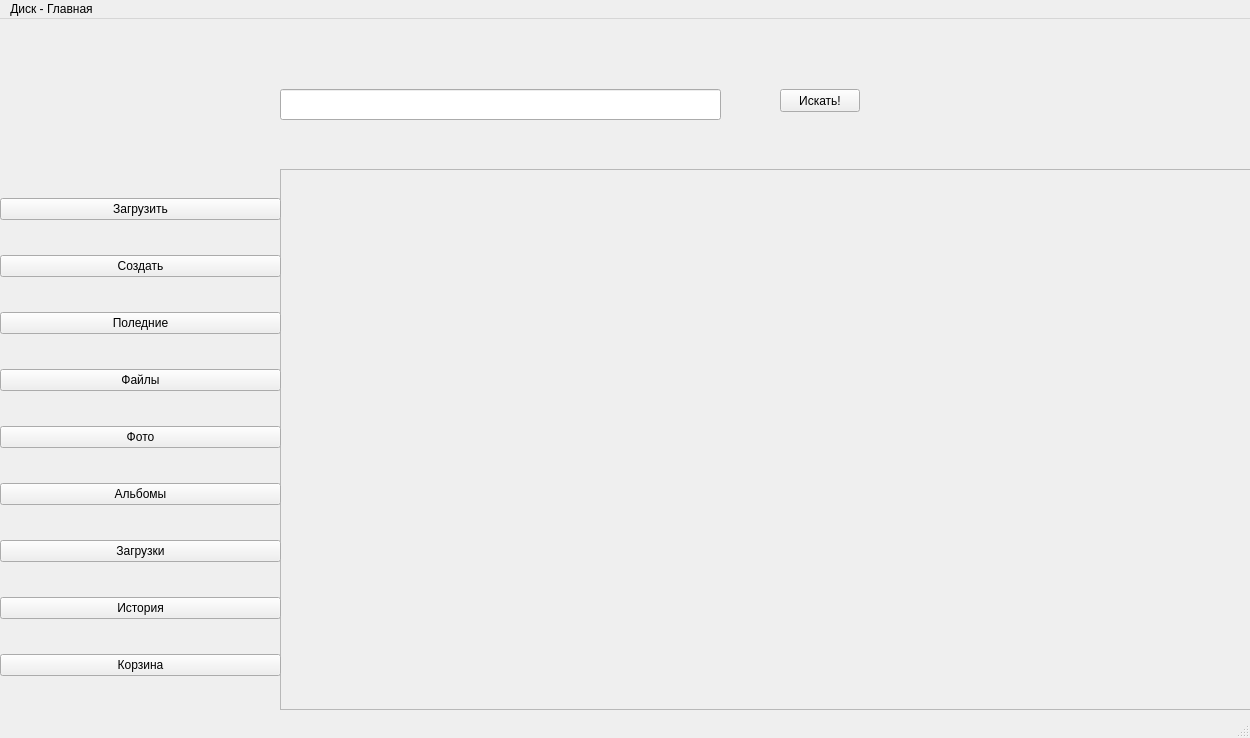
Old version of the form yadisk-client/mainwindow.ui in the repository dolphinBinary/yadisk_client.
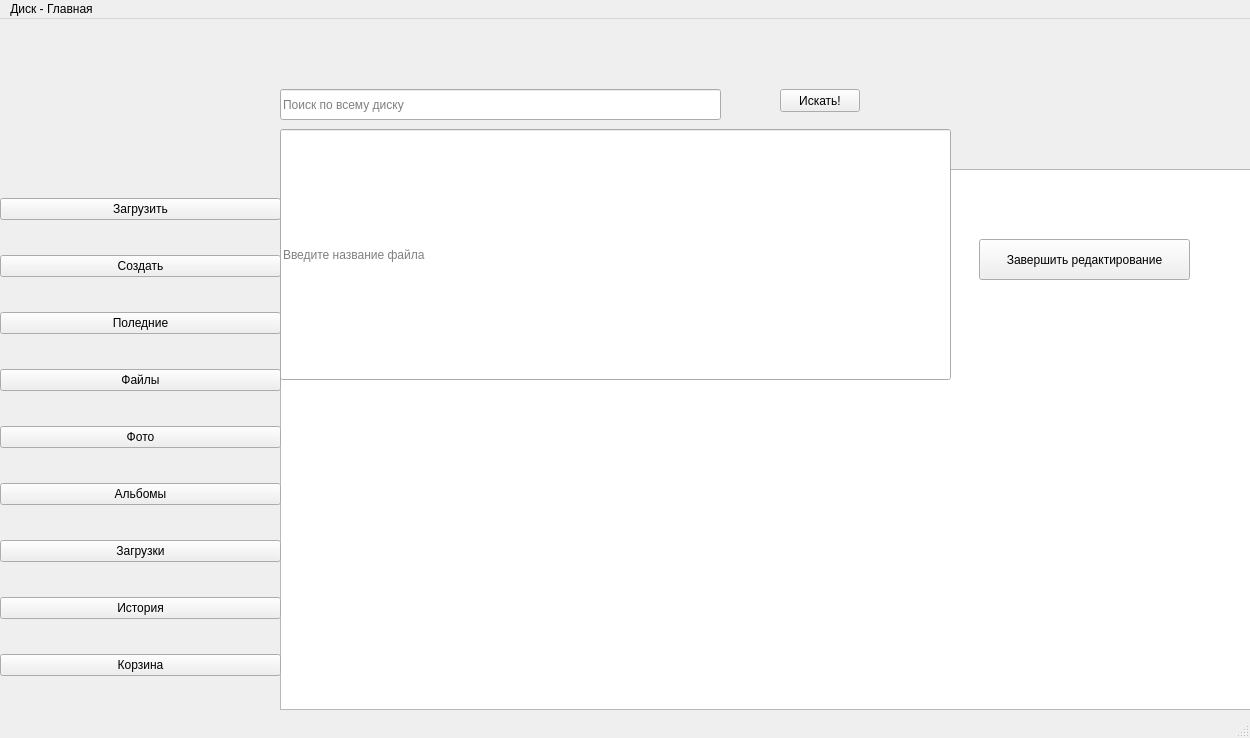
New version of the form.

Commit message:
feat YAC-1 * Добавил клик на кнопку создать, теперь создаётся новый элемент в списке
* Добавил клик на кнопку последних, там временно отображается элемент "test metadata about folder"

Patch:
```diff
--- a/yadisk-client/mainwindow.ui
+++ b/yadisk-client/mainwindow.ui
@@ -24,22 +24,8 @@
      </rect>
     </property>
     <layout class="QGridLayout" name="FoldersLayout">
-     <item row="0" column="1">
-      <widget class="QScrollArea" name="foldersScrollArea">
-       <property name="widgetResizable">
-        <bool>true</bool>
-       </property>
-       <widget class="QWidget" name="scrollAreaWidgetContents">
-        <property name="geometry">
-         <rect>
-          <x>0</x>
-          <y>0</y>
-          <width>967</width>
-          <height>537</height>
-         </rect>
-        </property>
-       </widget>
-      </widget>
+     <item row="0" column="0">
+      <widget class="QListWidget" name="foldersListWidget"/>
      </item>
     </layout>
    </widget>
@@ -139,6 +125,41 @@
       <width>441</width>
       <height>31</height>
      </rect>
+    </property>
+    <property name="placeholderText">
+     <string>Поиск по всему диску</string>
+    </property>
+   </widget>
+   <widget class="QLineEdit" name="addNew">
+    <property name="enabled">
+     <bool>true</bool>
+    </property>
+    <property name="geometry">
+     <rect>
+      <x>280</x>
+      <y>110</y>
+      <width>671</width>
+      <height>251</height>
+     </rect>
+    </property>
+    <property name="dragEnabled">
+     <bool>true</bool>
+    </property>
+    <property name="placeholderText">
+     <string>Введите название файла</string>
+    </property>
+   </widget>
+   <widget class="QPushButton" name="endEdit">
+    <property name="geometry">
+     <rect>
+      <x>979</x>
+      <y>220</y>
+      <width>211</width>
+      <height>41</height>
+     </rect>
+    </property>
+    <property name="text">
+     <string>Завершить редактирование</string>
     </property>
    </widget>
   </widget>
```
The commit also changes 3 other files.
